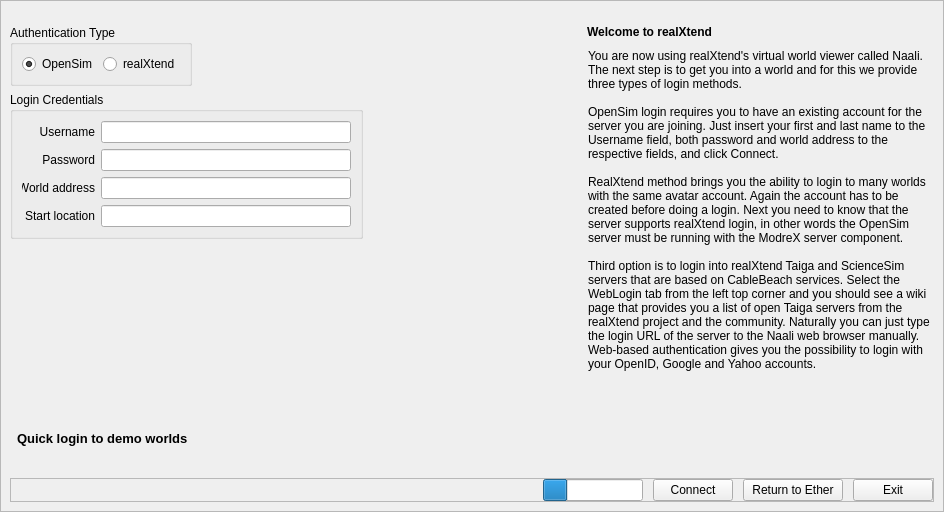
First picture: the form in UiModule/ui/TraditionalLoginWidget.ui, repository realXtend/tundra, before the edit.
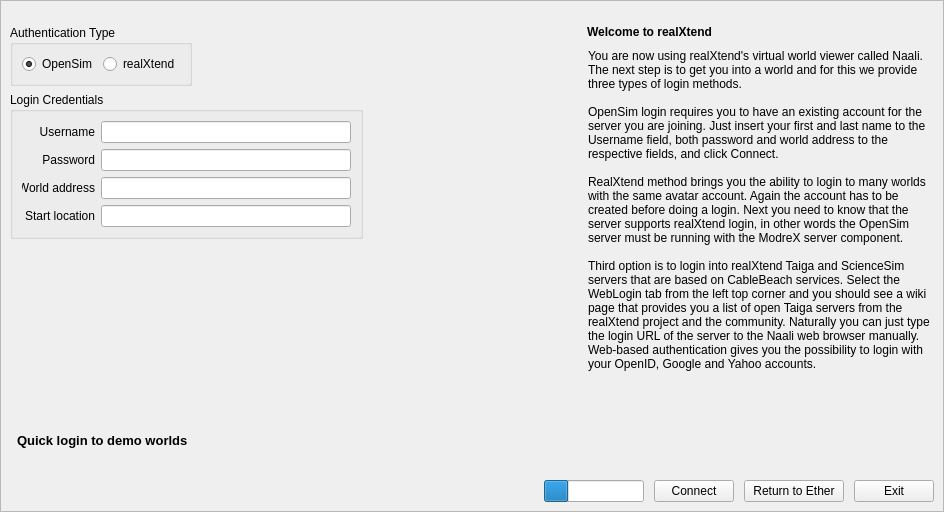
Second picture: the form after the edit.

Commit message: Ui files: removing border from classical login bottom button frame.

Diff of the .ui file:
```diff
--- a/UiModule/ui/TraditionalLoginWidget.ui
+++ b/UiModule/ui/TraditionalLoginWidget.ui
@@ -480,10 +480,7 @@
         <item>
          <widget class="QFrame" name="frame_BottomButtons">
           <property name="frameShape">
-           <enum>QFrame::StyledPanel</enum>
-          </property>
-          <property name="frameShadow">
-           <enum>QFrame::Raised</enum>
+           <enum>QFrame::NoFrame</enum>
           </property>
           <layout class="QHBoxLayout" name="horizontalLayout_6">
            <property name="spacing">
```
